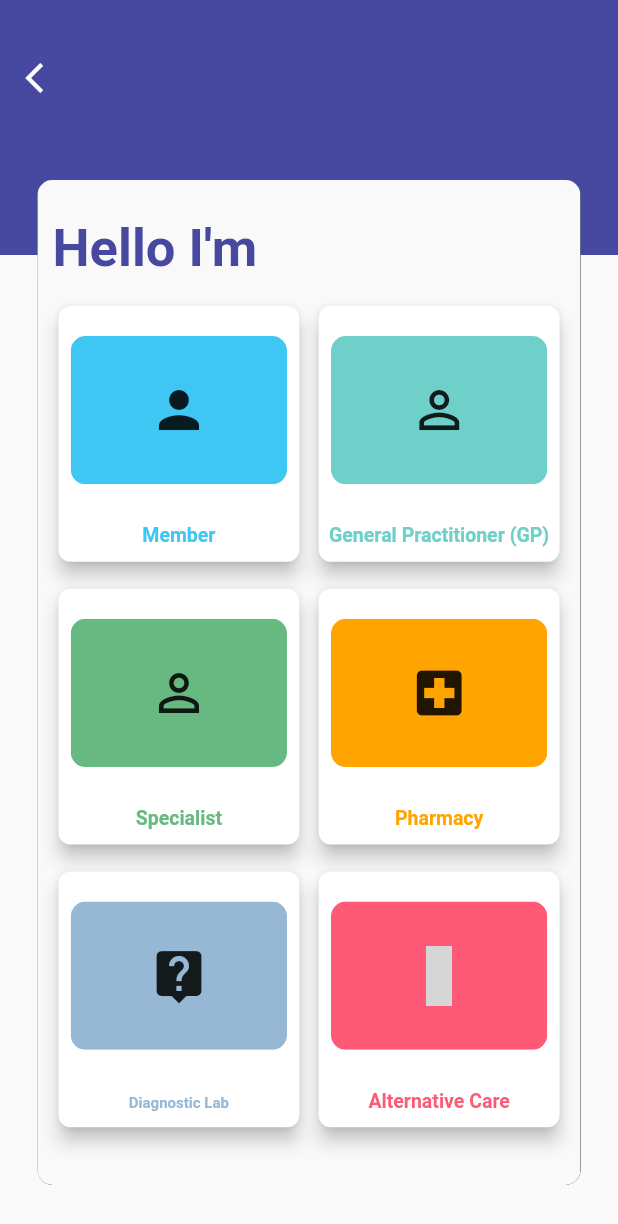
After one commit to devachatu/MDoctor, a Flutter app: the HomeScreen screen opened directly, on a phone screen of 412 x 824 dp. The commit adds this screen. Shown: the top 1224 px of the screen. Run offline on Flutter 3.47's test engine with Material 2 defaults, Android fonts, the phone set to English and light mode, and no system bars; our stand-ins replace country_code_picker, eva_icons_flutter; grey boxes are pictures that could not be loaded.

Commit message:
UI Update

```diff
--- /dev/null
+++ b/lib/Screens/HomeScreen/HomeScreen.dart
@@ -0,0 +1,202 @@
+import 'package:eva_icons_flutter/eva_icons_flutter.dart';
+import 'package:flutter/cupertino.dart';
+import 'package:flutter/material.dart';
+import 'package:mdoctor/Screens/MemberLogin/MemberLogin.dart';
+
+//import 'pack/fluttertoast.dart'
+class HomeScreen extends StatefulWidget{
+  @override
+  _HomeScreenState createState() => _HomeScreenState();
+}
+class _HomeScreenState extends State<HomeScreen>{
+
+ singleCard(Image image, Text text){
+   Color col;
+   IconData ico;
+    switch(text.data){
+
+      case 'Member' :
+        col=Color(0xff3ec7f3);
+        ico=Icons.person;
+        break;
+
+      case 'General Practitioner (GP)' :
+        col=Color(0xff6fd0c9);
+        ico=Icons.person_outline;
+        break;
+
+      case 'Specialist' :
+        col=Color(0xff68b981);
+        ico=Icons.person_outline;
+        break;
+      case 'Pharmacy' :
+        col=Color(0xffffa401);
+        ico=Icons.local_hospital;
+        break;
+      case 'Diagnostic Lab' :
+        col=Color(0xff96b8d4);
+        ico=Icons.live_help;
+        break;
+      case 'Alternative Care' :
+        col=Color(0xfffe5977);
+        ico=EvaIcons.heart;
+        break;
+
+      default:
+        col=Color(0xfffe5977);
+        ico=Icons.person;
+    }
+    return Card(
+      elevation: 5,
+
+      shape: RoundedRectangleBorder(
+        borderRadius: BorderRadius.circular(8.0),
+      ),
+      child:Stack(
+        children: <Widget>[
+          Align(
+            alignment: Alignment.topCenter,
+            child:Padding(
+              padding: EdgeInsets.only(top:20),
+              child:ClipRRect(
+                borderRadius:BorderRadius.circular(10),
+                child:Container(
+                  padding: EdgeInsets.only(top:0),
+                  height: MediaQuery.of(context).size.height*0.12,
+                  width:MediaQuery.of(context).size.width*0.35,
+                  color: col,
+                  child:Align(
+                    alignment: Alignment.center,
+                    child:Icon(ico,size: 40,),
+                  ),
+                ),
+              )
+            )
+
+
+          ),
+          Align(
+              alignment:Alignment.bottomCenter,
+              child:Padding(
+                padding: EdgeInsets.only(bottom:10),
+                child:text,
+              ))
+        ],
+      )
+      );
+  }
+  String name,dob, medID,selectedChoice = "",emailID,experienceInYears,qualifications,specializations  ;
+  @override
+  Widget build(BuildContext context) {
+    return Scaffold(
+        body: Stack(
+          children: <Widget>[
+            Container(
+              height: 170,
+              decoration: BoxDecoration(
+                  color: Color(0xff4749a0)
+              ),
+              child:Align(
+                alignment: Alignment.topLeft,
+                child:
+                IconButton(
+                  padding: EdgeInsets.only(top:40,left:10),
+                  onPressed: (){
+                    Navigator.pushReplacement(context, MaterialPageRoute(
+                        builder: (context) => MemberLogin()));
+                  },
+                    icon:Icon(Icons.arrow_back_ios,
+                    color:Colors.white),
+                ),
+              ),
+            ),
+            Padding(padding: EdgeInsets.only(left: 25, right: 25,top: 120),child:  ClipRRect(
+                borderRadius: BorderRadius.all(
+                  Radius.circular(10),
+                ),
+                child:Material(
+                    elevation: 30.0,
+                    child: Container(
+                      height: 670,
+                      width: MediaQuery.of(context).size.width * 0.9,
+                      decoration: BoxDecoration(
+                        boxShadow: [
+                          BoxShadow(
+                            color: Colors.black,
+                            blurRadius: 2.0,
+                            spreadRadius: 10.0,
+                            offset: Offset(10.0, 10.0), // shadow direction: bottom right
+                          )
+                        ],
+                        color: Color(0xfff9f9f9),
+                      ),
+                      child:Stack(
+                        children:<Widget> [
+                          Padding(padding: EdgeInsets.only(top: 25,left: 10),child:
+                          Text("Hello I'm",style: TextStyle(fontSize: 35,fontWeight:FontWeight.bold,color: Color(0xff4749a0)),),),
+
+                          Padding(padding: EdgeInsets.only(top: 80),child: GridView.count(crossAxisCount: 2,crossAxisSpacing: 5,mainAxisSpacing: 10,
+                            children: <Widget>[
+
+                              //    Padding(padding: EdgeInsets.only(right: 10,left: 10,top: 70,bottom: 10),child: Text("Hello,I'nnnm"),),
+                              Padding(padding: EdgeInsets.only(left: 10),child: singleCard(Image(image: AssetImage('lib/images/img1.png'),height: 130,width: 200,),
+                                  Text("Member",style: TextStyle(color: Color(0xff3ec7f3),fontSize: 13,fontWeight: FontWeight.bold),
+                                  )
+                              ),),
+                              Padding(padding: EdgeInsets.only(right: 10),child: singleCard(Image(image: AssetImage('lib/images/img2.png'),height: 130,width: 200,),
+                                  Text("General Practitioner (GP)",style: TextStyle(color: Color(0xff6fd0c9),fontSize: 13,fontWeight: FontWeight.bold),
+                                  )
+                              ),),
+
+                              Padding(padding:EdgeInsets.only(left: 10),child:singleCard(Image(image: AssetImage('lib/images/img3.png'),height: 130,width: 200,),
+                                  Text("Specialist",style: TextStyle(color: Color(0xff68b981),fontSize: 13,fontWeight: FontWeight.bold),
+                                  )
+                              ),),
+                              Padding(padding: EdgeInsets.only(right: 10),child:singleCard(Image(image: AssetImage('lib/images/img4.png'),height: 130,width: 200,),
+                                  Text("Pharmacy",style: TextStyle(color: Color(0xffffa401),fontSize: 13,fontWeight: FontWeight.bold),
+                                  )
+                              ),),
+
+                              Padding(padding: EdgeInsets.only(left: 10),child:singleCard(Image(image: AssetImage('lib/images/img5.png'),height: 130,width: 200,),
+                                  Text("Diagnostic Lab",style: TextStyle(color: Color(0xff96b8d4),fontSize: 10,fontWeight: FontWeight.bold),
+                                  )
+                              ),),
+
+                              Padding(padding: EdgeInsets.only(right: 10),child: singleCard(Image(image: AssetImage('lib/images/img6.png'),height: 130,width: 200,),
+                                  Text("Alternative Care",style: TextStyle(color: Color(0xfffe5977),fontSize: 13,fontWeight: FontWeight.bold),
+                                  )
+                              ),),
+
+                            ],
+                          ),)
+
+
+                        ],
+                      ),
+                    )
+                )
+            ) ,),
+          ],)
+    );
+  }
+
+}
+
+//class cardsclass extends StatelessWidget{
+//  @override
+//  Widget build(BuildContext context) {
+//    return Scaffold(
+//      body:
+//      GridView.count(crossAxisCount: 2,
+//        children: List.generate(1, (Index) {
+//          return new Card(elevation: 5, child: Container(
+//            height: 50,
+//            color: Colors.red,
+//            child: Text("$Index"),
+//          ),);
+//        }),
+//      ),
+
+//    );
+//  }
+//}
--- a/lib/main.dart
+++ b/lib/main.dart
@@ -19,7 +19,7 @@ class MyApp extends StatelessWidget {
         primarySwatch: Colors.blue,
         visualDensity: VisualDensity.adaptivePlatformDensity,
       ),
-      home: PasswordChange(),
+      home: WelcomeScreen(),
     );
   }
 }
--- a/pubspec.yaml
+++ b/pubspec.yaml
@@ -29,6 +29,7 @@ dependencies:
   # Use with the CupertinoIcons class for iOS style icons.
   cupertino_icons: ^0.1.3
   country_code_picker: ^1.4.0
+  eva_icons_flutter:
 
 dev_dependencies:
   flutter_test:
```
Also changed, not shown: lib/Screens/EditProfile/EditProfile.dart (+14 -0 lines), lib/Screens/MemberLogin/MemberLogin.dart (+34 -13 lines), lib/Screens/PasswordChange/PasswordChange.dart (+14 -0 lines), pubspec.lock.
